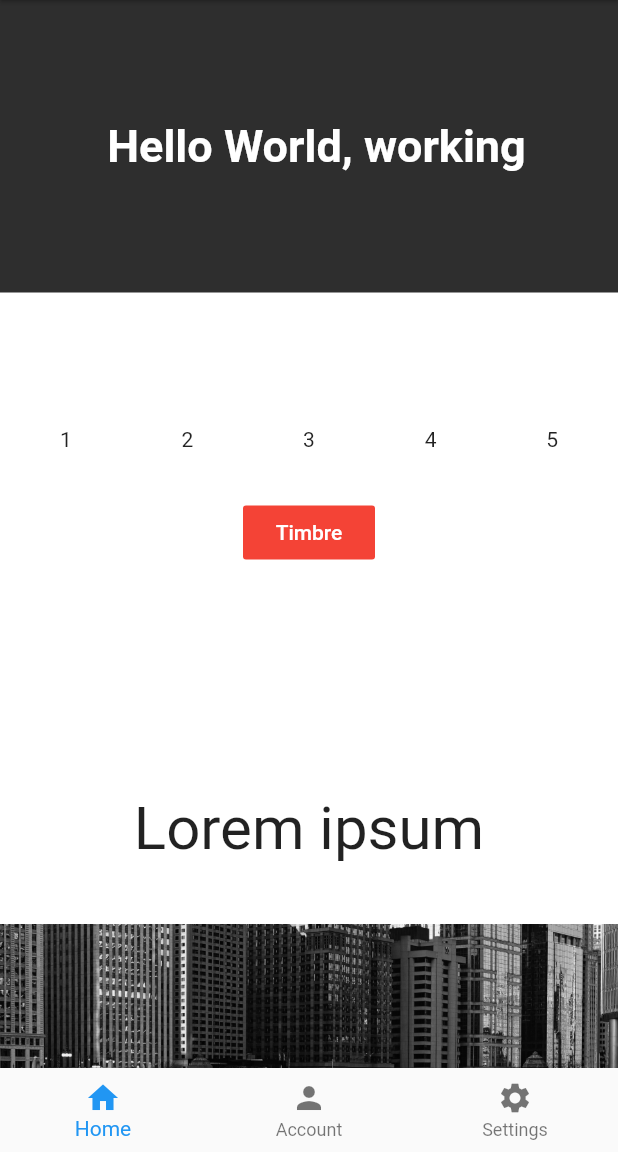
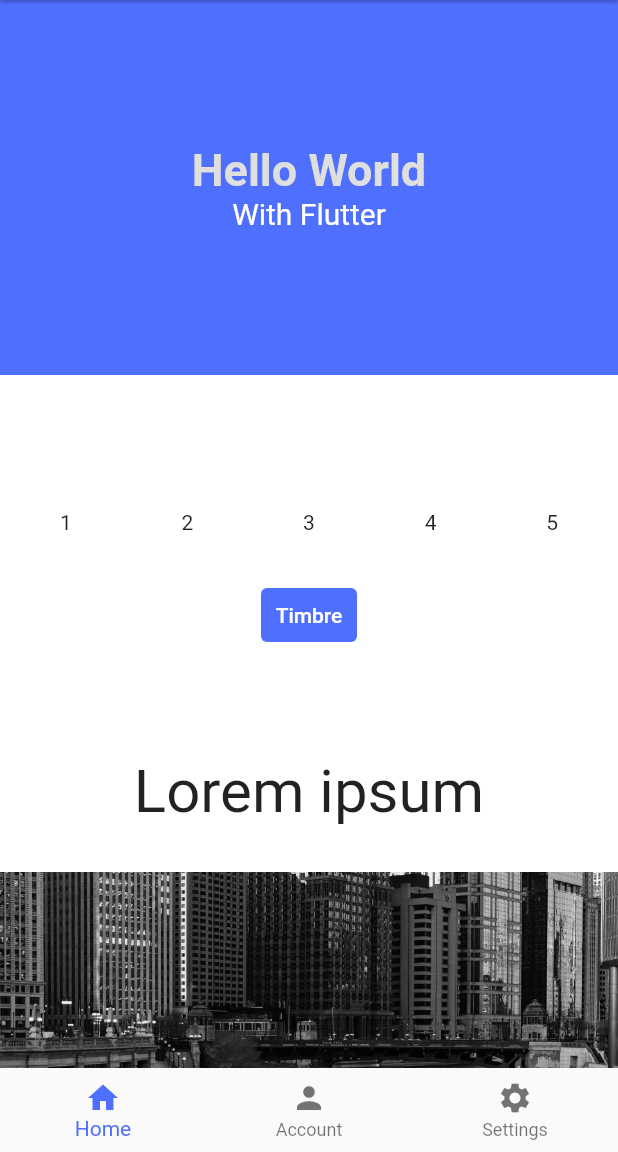
Before and after one commit to isaacismaelx14/myFirstFlutter_app, a Flutter app: the screen it shows after launch, on a phone screen of 412 x 824 dp, the part 84-1236 px from its top. Run offline on Flutter 3.47's test engine with Material 2 defaults, Android fonts, the phone set to English and light mode, and no system bars; our stand-ins replace audioplayers.

Commit message:
Colrs and style update

```diff
--- a/lib/main.dart
+++ b/lib/main.dart
@@ -1,16 +1,16 @@
-// ignore_for_file: prefer_const_constructors, use_key_in_widget_constructors, prefer_const_literals_to_create_immutables
-
 import 'package:flutter/material.dart';
 import 'package:my_app/screens/home_screen.dart';
 
-void main() => runApp(MyApp());
+void main() => runApp(const MyApp());
 
 class MyApp extends StatelessWidget {
+  const MyApp({Key? key}) : super(key: key);
+
   @override
   Widget build(BuildContext context) {
-    return MaterialApp(
+    return const MaterialApp(
       debugShowCheckedModeBanner: false,
-      title: 'Material App',
+        title: "Material App",
         home: HomeScreen()
     );
   }
--- a/lib/screens/home_screen.dart
+++ b/lib/screens/home_screen.dart
@@ -1,9 +1,8 @@
-// ignore_for_file: use_key_in_widget_constructors, prefer_const_constructors
-
 import "package:flutter/material.dart";
 import 'package:my_app/screens/account_screen.dart';
 import 'package:my_app/screens/settings_screen.dart';
 import 'package:audioplayers/audioplayers.dart';
+import 'package:my_app/utils/theme_colors.dart';
 
 class HomeScreen extends StatefulWidget {
   const HomeScreen({Key? key}) : super(key: key);
@@ -21,15 +20,14 @@ class _HomeScreenState extends State<HomeScreen> {
     return Scaffold(
       appBar: AppBar(
           backgroundColor: Colors.white,
-          title: Text('My first app', style: TextStyle(color: Colors.black)),
+          title:
+              const Text('My first app', style: TextStyle(color: Colors.black)),
           elevation: 1),
       body: PageView(
-        physics: NeverScrollableScrollPhysics(),
+        physics: const NeverScrollableScrollPhysics(),
         controller: pageController,
         children: const [
-          SingleChildScrollView(
-            child: CustomScreen(color: Colors.white),
-          ),
+          CustomScreen(color: Colors.white),
           AccountScreen(),
           SettingsScreen()
         ],
@@ -39,10 +37,12 @@ class _HomeScreenState extends State<HomeScreen> {
           onTap: (index) {
             currentPage = index;
             pageController.animateToPage(index,
-                duration: Duration(milliseconds: 300), curve: Curves.easeOut);
+                duration: const Duration(milliseconds: 300),
+                curve: Curves.easeOut);
             setState(() {});
           },
-          elevation: 0,
+          elevation: 10,
+          selectedItemColor: primaryColor,
           items: const [
             BottomNavigationBarItem(icon: Icon(Icons.home), label: 'Home'),
             BottomNavigationBarItem(icon: Icon(Icons.person), label: 'Account'),
@@ -56,35 +56,72 @@ class _HomeScreenState extends State<HomeScreen> {
 class CustomScreen extends StatelessWidget {
   final Color color;
 
-  const CustomScreen({required this.color});
+  const CustomScreen({Key? key, required this.color}) : super(key: key);
+
+  @override
+  Widget build(BuildContext context) {
+    return SingleChildScrollView(
+        child: Container(
+      color: color,
+      child: Column(children: const <Widget>[
+        Section1(),
+        Section2(),
+        Section3(),
+        Section4(),
+        ImageRender(
+          fileName: "image.jpg",
+          margin: EdgeInsets.only(bottom: 20),
+        ),
+        ImageRender(
+            fileName: "image-2.jpg", margin: EdgeInsets.only(bottom: 80))
+      ]),
+    ));
+  }
+}
+
+class Section1 extends StatelessWidget {
+  const Section1({Key? key}) : super(key: key);
 
   @override
   Widget build(BuildContext context) {
     return Container(
-      color: color,
-      child: Column(children: <Widget>[
-        Container(
-          color: Color.fromARGB(255, 46, 46, 46),
-          child: Align(
+      color: primaryColor,
+      width: (MediaQuery.of(context).size.width),
+      height: 250,
       alignment: Alignment.center,
-              child: Padding(
-                  padding: EdgeInsets.fromLTRB(30, 80, 20, 80),
-                  child: Text(
-                    'Hello World, working',
+      child: Column(
+          crossAxisAlignment: CrossAxisAlignment.center,
+          mainAxisAlignment: MainAxisAlignment.center,
+          children: const [
+            Text(
+              'Hello World',
               style: TextStyle(
                   fontSize: 30.0,
                   fontWeight: FontWeight.bold,
-                        color: Colors.white),
-                  ))),
+                  color: Color.fromARGB(255, 223, 223, 223)),
             ),
-        Container(
-            margin: EdgeInsets.only(top: 40),
+            Text(
+              'With Flutter',
+              style: TextStyle(fontSize: 20.0, color: Colors.white),
+            )
+          ]),
+    );
+  }
+}
+
+class Section2 extends StatelessWidget {
+  const Section2({Key? key}) : super(key: key);
+
+  @override
+  Widget build(BuildContext context) {
+    return Container(
+        margin: const EdgeInsets.only(top: 40),
         child: Align(
             alignment: Alignment.topCenter,
             child: Padding(
-                    padding: EdgeInsets.only(top: 50),
+                padding: const EdgeInsets.only(top: 50),
                 child: Container(
-                      padding: EdgeInsets.only(left: 40, right: 40),
+                  padding: const EdgeInsets.only(left: 40, right: 40),
                   child: Row(
                     mainAxisAlignment: MainAxisAlignment.spaceBetween,
                     children: const <Widget>[
@@ -95,35 +132,55 @@ class CustomScreen extends StatelessWidget {
                       Text('5'),
                     ],
                   ),
-                    )))),
-        Container(
-          margin: EdgeInsets.only(top: 30),
-          child: FlatButton(
+                ))));
+  }
+}
+
+class Section3 extends StatelessWidget {
+  const Section3({Key? key}) : super(key: key);
+
+  @override
+  Widget build(BuildContext context) {
+    return Container(
+      margin: const EdgeInsets.only(top: 30),
+      child: TextButton(
           onPressed: () {
             final player = AudioCache();
             player.play('timbre.mp3');
           },
-              color: Colors.red,
-              child: Text('Timbre', style: TextStyle(color: Colors.white))),
-        ),
-        Container(
-            padding: EdgeInsets.all(30),
-            margin: EdgeInsets.only(top: 120),
-            child: Text(
-              'Lorem ipsum',
-              style: TextStyle(fontSize: 40),
-            )),
-        Container(
-            margin: EdgeInsets.only(top: 10),
-            child: Image(
-              image: AssetImage('assets/image.jpg'),
-            )),
-        Container(
-            margin: EdgeInsets.only(top: 10, bottom: 50),
-            child: Image(
-              image: AssetImage('assets/image-2.jpg'),
-            ))
-      ]),
+          style: TextButton.styleFrom(backgroundColor: primaryColor),
+          child: const Text('Timbre', style: TextStyle(color: Colors.white))),
     );
   }
 }
+
+class Section4 extends StatelessWidget {
+  const Section4({Key? key}) : super(key: key);
+
+  @override
+  Widget build(BuildContext context) {
+    return Container(
+        padding: const EdgeInsets.all(30),
+        margin: const EdgeInsets.only(top: 40),
+        child: const Text(
+          'Lorem ipsum',
+          style: TextStyle(fontSize: 40),
+        ));
+  }
+}
+
+class ImageRender extends StatelessWidget {
+  final String fileName;
+  final EdgeInsets? margin;
+  const ImageRender({Key? key, required this.fileName, this.margin})
+      : super(key: key);
+
+  @override
+  Widget build(BuildContext context) {
+    return Container(
+        margin: margin,
+        child: Image(
+          image: AssetImage('assets/$fileName'),
+        ));
+  }
+}
--- /dev/null
+++ b/lib/utils/theme_colors.dart
@@ -0,0 +1,3 @@
+import "package:flutter/material.dart";
+
+const Color primaryColor = Color.fromARGB(255, 79, 111, 255);
```
Lines whose indentation alone changed are shown as unchanged.
